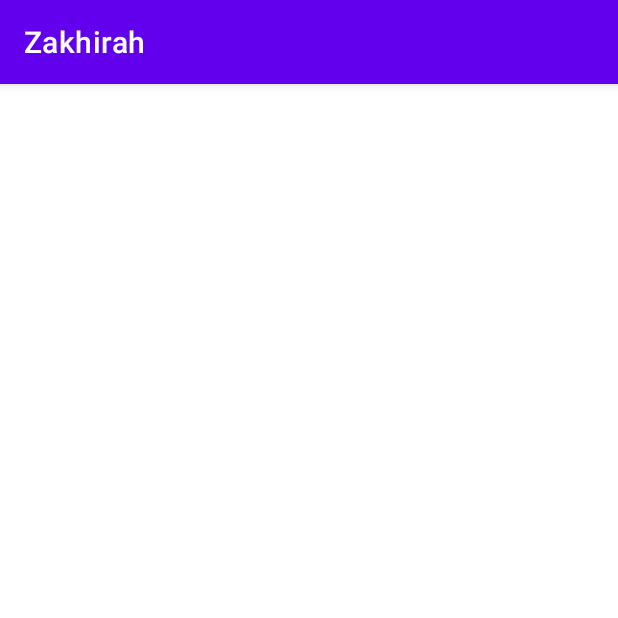
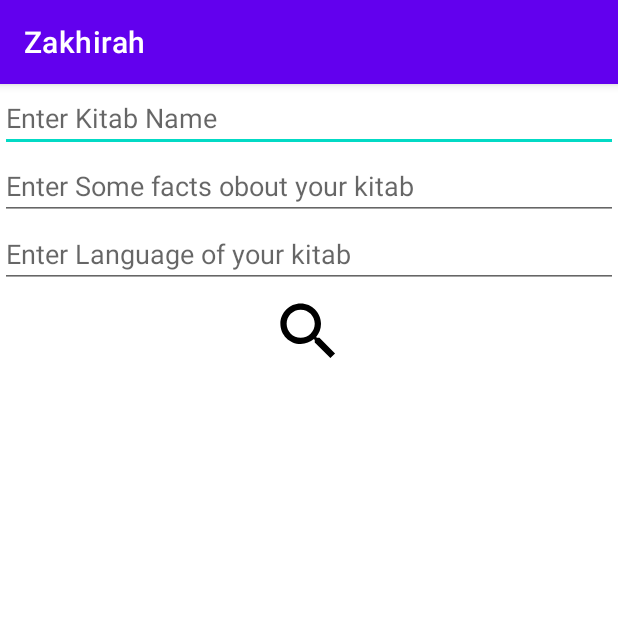
Before and after one commit to Zakhirah/Zakhirah, an Android app: the UploadKitabActivity screen opened directly, with no data from a screen before it, on a phone screen of 412 x 824 dp, the top half of it. Run offline under Robolectric (Android 15) with nearby library versions, the phone set to English and light mode, and no system bars.

Commit message:
designed uploadkitabactivity

```diff
--- /dev/null
+++ b/app/src/main/res/drawable/search_icon.xml
@@ -0,0 +1,5 @@
+<vector android:height="50dp" android:tint="#000000"
+    android:viewportHeight="24" android:viewportWidth="24"
+    android:width="50dp" xmlns:android="http://schemas.android.com/apk/res/android">
+    <path android:fillColor="@android:color/white" android:pathData="M15.5,14h-0.79l-0.28,-0.27C15.41,12.59 16,11.11 16,9.5 16,5.91 13.09,3 9.5,3S3,5.91 3,9.5 5.91,16 9.5,16c1.61,0 3.09,-0.59 4.23,-1.57l0.27,0.28v0.79l5,4.99L20.49,19l-4.99,-5zM9.5,14C7.01,14 5,11.99 5,9.5S7.01,5 9.5,5 14,7.01 14,9.5 11.99,14 9.5,14z"/>
+</vector>
--- a/app/src/main/res/layout/activity_upload_kitab.xml
+++ b/app/src/main/res/layout/activity_upload_kitab.xml
@@ -1,9 +1,36 @@
 <?xml version="1.0" encoding="utf-8"?>
-<androidx.constraintlayout.widget.ConstraintLayout xmlns:android="http://schemas.android.com/apk/res/android"
+<ScrollView xmlns:android="http://schemas.android.com/apk/res/android"
     xmlns:app="http://schemas.android.com/apk/res-auto"
     xmlns:tools="http://schemas.android.com/tools"
     android:layout_width="match_parent"
     android:layout_height="match_parent"
     tools:context=".UploadKitabActivity">
+<LinearLayout
+    android:layout_width="match_parent"
+    android:layout_height="wrap_content"
+    android:orientation="vertical">
+    <EditText
+        android:layout_width="match_parent"
+        android:layout_height="wrap_content"
+        android:id="@+id/upload_kitab_name"
+        android:hint="Enter Kitab Name"/>
+    <EditText
+        android:layout_width="match_parent"
+        android:layout_height="wrap_content"
+        android:id="@+id/upload_kitab_description"
+        android:hint="Enter Some facts obout your kitab"/>
+    <EditText
+        android:layout_width="match_parent"
+        android:layout_height="wrap_content"
+        android:id="@+id/upload_kitab_language"
+        android:hint="Enter Language of your kitab"/>
+    <ImageView
+        android:id="@+id/upload_kitab_url"
+        android:layout_width="wrap_content"
+        android:layout_height="wrap_content"
+        android:src="@drawable/search_icon"
+        android:padding="4dp"
+        android:layout_gravity="center_horizontal"/>
+</LinearLayout>
 
-</androidx.constraintlayout.widget.ConstraintLayout>
+</ScrollView>
```
